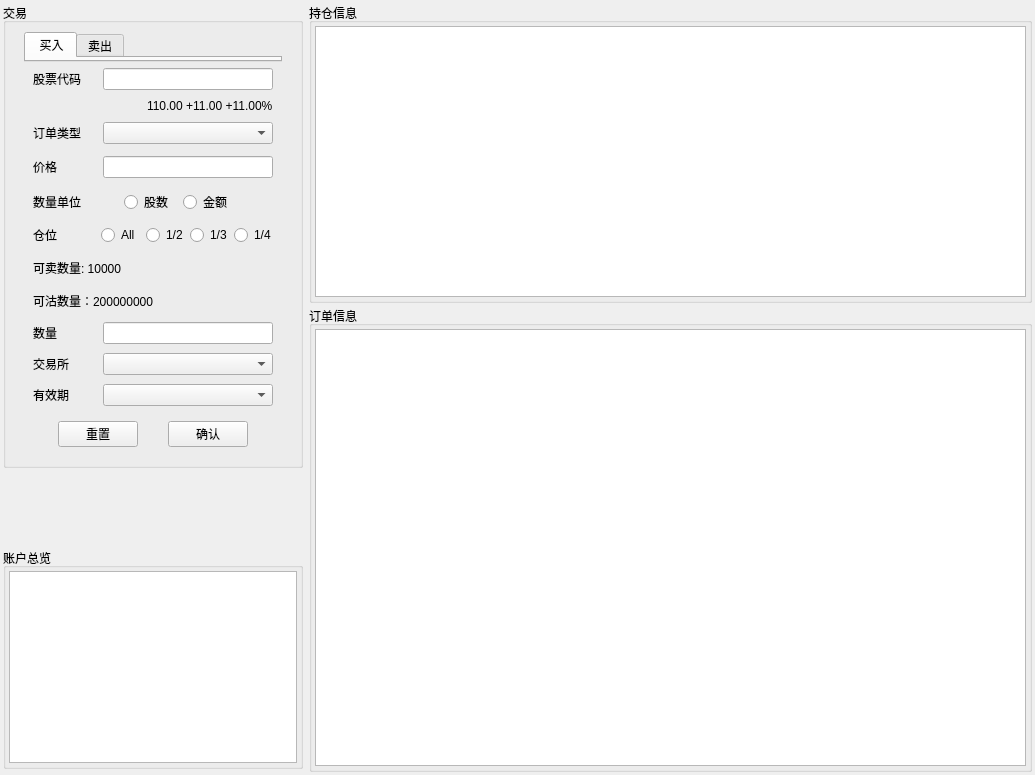
This is Lampyris Trade Station/Resource/Forms/MainPartUI/PanelMainUITrade.ui in 390031942/Lampyris-Trade-Station as Qt 5 draws it before an edit. The edited form follows.
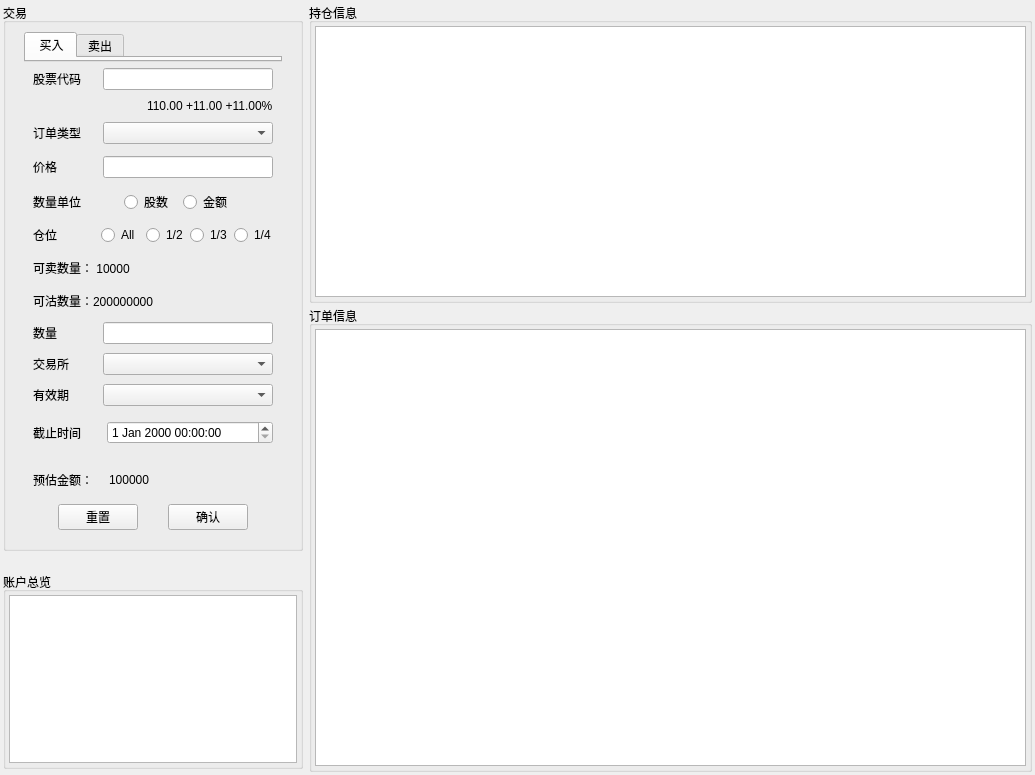
This is the edited form. The open tabs and pages were chosen to show the change. Custom widgets are drawn as their Qt base class.

The edit to the form file:
```diff
--- a/Lampyris Trade Station/Resource/Forms/MainPartUI/PanelMainUITrade.ui
+++ b/Lampyris Trade Station/Resource/Forms/MainPartUI/PanelMainUITrade.ui
@@ -398,7 +398,7 @@
             <item>
              <widget class="QLabel" name="textCountInfo">
               <property name="text">
-               <string>可卖数量: 10000</string>
+               <string>可卖数量： 10000</string>
               </property>
              </widget>
             </item>
@@ -544,6 +544,72 @@
            </layout>
           </widget>
          </item>
+         <item>
+          <widget class="QWidget" name="widgetTIF" native="true">
+           <layout class="QHBoxLayout" name="horizontalLayout_18">
+            <item>
+             <widget class="QLabel" name="constTextTIF">
+              <property name="maximumSize">
+               <size>
+                <width>68</width>
+                <height>16777215</height>
+               </size>
+              </property>
+              <property name="text">
+               <string>截止时间</string>
+              </property>
+             </widget>
+            </item>
+            <item>
+             <widget class="QDateTimeEdit" name="dateTimeTIF"/>
+            </item>
+           </layout>
+          </widget>
+         </item>
+         <item>
+          <widget class="QWidget" name="widgetMoneyCost" native="true">
+           <layout class="QHBoxLayout" name="horizontalLayout_17">
+            <property name="topMargin">
+             <number>15</number>
+            </property>
+            <property name="bottomMargin">
+             <number>3</number>
+            </property>
+            <item>
+             <widget class="QLabel" name="constTextMoneyCost">
+              <property name="sizePolicy">
+               <sizepolicy hsizetype="Fixed" vsizetype="Preferred">
+                <horstretch>0</horstretch>
+                <verstretch>0</verstretch>
+               </sizepolicy>
+              </property>
+              <property name="minimumSize">
+               <size>
+                <width>30</width>
+                <height>0</height>
+               </size>
+              </property>
+              <property name="maximumSize">
+               <size>
+                <width>70</width>
+                <height>16777215</height>
+               </size>
+              </property>
+              <property name="text">
+               <string>预估金额：</string>
+              </property>
+             </widget>
+            </item>
+            <item>
+             <widget class="QLabel" name="textMoneyCost">
+              <property name="text">
+               <string>100000</string>
+              </property>
+             </widget>
+            </item>
+           </layout>
+          </widget>
+         </item>
          <item>
           <widget class="QWidget" name="__widgetBtns" native="true">
            <layout class="QHBoxLayout" name="horizontalLayout_11">
```
Left out of the diff: 8 changed lines with no effect on the pictures.
